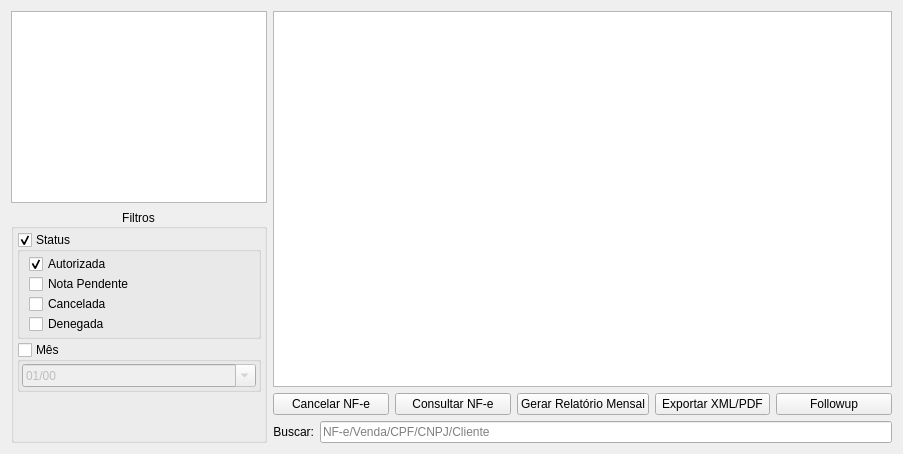
Before: the Qt Designer form ui/widgetnfesaida.ui in darktorres/ERP-STACCATO, drawn with Qt 5.
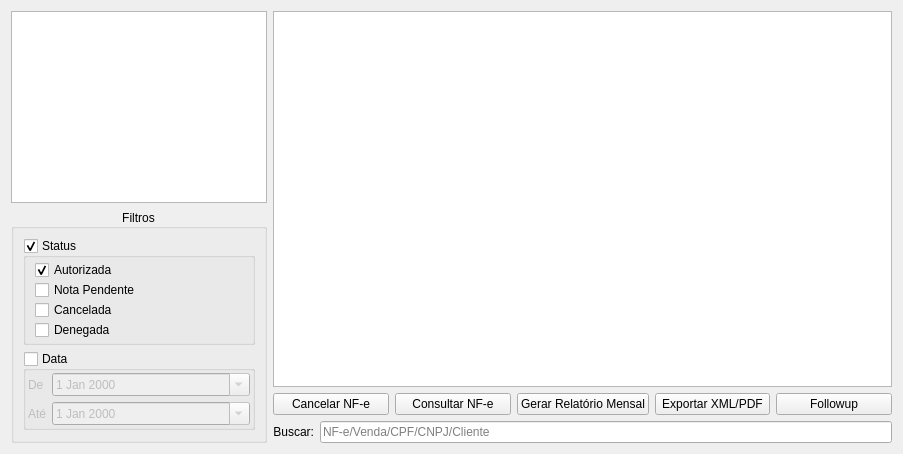
After: the same form once the commit is applied. Custom widgets are drawn as their Qt base class.

The edit to the form file:
```diff
--- a/ui/widgetnfesaida.ui
+++ b/ui/widgetnfesaida.ui
@@ -46,23 +46,8 @@
        <property name="alignment">
         <set>Qt::AlignCenter</set>
        </property>
-       <layout class="QVBoxLayout" name="verticalLayout">
-        <property name="spacing">
-         <number>3</number>
-        </property>
-        <property name="leftMargin">
-         <number>3</number>
-        </property>
-        <property name="topMargin">
-         <number>3</number>
-        </property>
-        <property name="rightMargin">
-         <number>3</number>
-        </property>
-        <property name="bottomMargin">
-         <number>3</number>
-        </property>
-        <item>
+       <layout class="QGridLayout" name="gridLayout_3">
+        <item row="0" column="0">
          <widget class="QGroupBox" name="groupBoxStatus">
           <property name="title">
            <string>Status</string>
@@ -141,13 +126,13 @@
           </layout>
          </widget>
         </item>
-        <item>
+        <item row="1" column="0">
          <widget class="QGroupBox" name="groupBoxMes">
           <property name="enabled">
            <bool>true</bool>
           </property>
           <property name="title">
-           <string>Mês</string>
+           <string>Data</string>
           </property>
           <property name="checkable">
            <bool>true</bool>
@@ -168,26 +153,56 @@
            <property name="bottomMargin">
             <number>2</number>
            </property>
-           <property name="spacing">
-            <number>0</number>
-           </property>
+           <item row="1" column="1">
+            <widget class="QDateEdit" name="dateEditAte">
+             <property name="enabled">
+              <bool>false</bool>
+             </property>
+             <property name="calendarPopup">
+              <bool>true</bool>
+             </property>
+            </widget>
+           </item>
+           <item row="0" column="1">
+            <widget class="QDateEdit" name="dateEditDe">
+             <property name="enabled">
+              <bool>false</bool>
+             </property>
+             <property name="calendarPopup">
+              <bool>true</bool>
+             </property>
+            </widget>
+           </item>
            <item row="0" column="0">
-            <widget class="QDateEdit" name="dateEdit">
-             <property name="currentSection">
-              <enum>QDateTimeEdit::MonthSection</enum>
+            <widget class="QLabel" name="label_3">
+             <property name="sizePolicy">
+              <sizepolicy hsizetype="Maximum" vsizetype="Preferred">
+               <horstretch>0</horstretch>
+               <verstretch>0</verstretch>
+              </sizepolicy>
              </property>
-             <property name="displayFormat">
-              <string>MM/yy</string>
+             <property name="text">
+              <string>De</string>
              </property>
-             <property name="calendarPopup">
-              <bool>true</bool>
+            </widget>
+           </item>
+           <item row="1" column="0">
+            <widget class="QLabel" name="label_4">
+             <property name="sizePolicy">
+              <sizepolicy hsizetype="Maximum" vsizetype="Preferred">
+               <horstretch>0</horstretch>
+               <verstretch>0</verstretch>
+              </sizepolicy>
+             </property>
+             <property name="text">
+              <string>Até</string>
              </property>
             </widget>
            </item>
           </layout>
          </widget>
         </item>
-        <item>
+        <item row="2" column="0">
          <spacer name="verticalSpacer">
           <property name="orientation">
            <enum>Qt::Vertical</enum>
```
Left out of the diff: 4 changed lines with no effect on the pictures.
